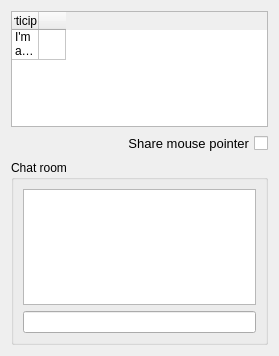
This is Qt/Components/Resources/UI/pqCollaborationPanel.ui in Kitware/ParaView as Qt 5 draws it before an edit. The edited form follows.
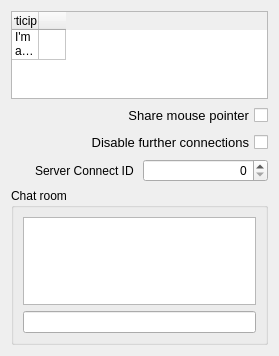
This is the edited form. Icons and pictures are not drawn.

Commit message:
Add option --disable-further-connections
In multi-clients mode, the master client can enable or disable the further
connections from the collaboration panel. Default is "enable".
With option --disable-further-connections, initial state is "disable".

The master client can change the connect-id of the server.

Connected clients are not disconnected when mode or connect-id is changed
in the server.

```diff
--- a/Qt/Components/Resources/UI/pqCollaborationPanel.ui
+++ b/Qt/Components/Resources/UI/pqCollaborationPanel.ui
@@ -130,6 +130,66 @@
        </property>
       </widget>
      </item>
+     <item>
+      <widget class="QWidget" name="masterControl" native="true">
+       <layout class="QVBoxLayout" name="verticalLayout_4">
+        <property name="leftMargin">
+         <number>0</number>
+        </property>
+        <property name="topMargin">
+         <number>0</number>
+        </property>
+        <property name="rightMargin">
+         <number>0</number>
+        </property>
+        <property name="bottomMargin">
+         <number>0</number>
+        </property>
+        <item>
+         <widget class="QCheckBox" name="disableFurtherConnections">
+          <property name="font">
+           <font>
+            <pointsize>10</pointsize>
+           </font>
+          </property>
+          <property name="layoutDirection">
+           <enum>Qt::RightToLeft</enum>
+          </property>
+          <property name="text">
+           <string>Disable further connections</string>
+          </property>
+         </widget>
+        </item>
+        <item>
+         <layout class="QHBoxLayout" name="horizontalLayout_2">
+          <item>
+           <widget class="QLabel" name="connectIdLabel">
+            <property name="layoutDirection">
+             <enum>Qt::RightToLeft</enum>
+            </property>
+            <property name="text">
+             <string>Server Connect ID </string>
+            </property>
+            <property name="alignment">
+             <set>Qt::AlignRight|Qt::AlignTrailing|Qt::AlignVCenter</set>
+            </property>
+           </widget>
+          </item>
+          <item>
+           <widget class="QSpinBox" name="connectId">
+            <property name="layoutDirection">
+             <enum>Qt::LeftToRight</enum>
+            </property>
+            <property name="alignment">
+             <set>Qt::AlignRight|Qt::AlignTrailing|Qt::AlignVCenter</set>
+            </property>
+           </widget>
+          </item>
+         </layout>
+        </item>
+       </layout>
+      </widget>
+     </item>
      <item>
       <widget class="QGroupBox" name="groupBox">
        <property name="sizePolicy">
```
The commit also changes 18 other files.
